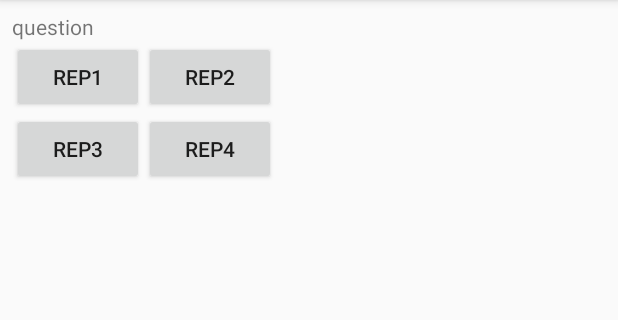
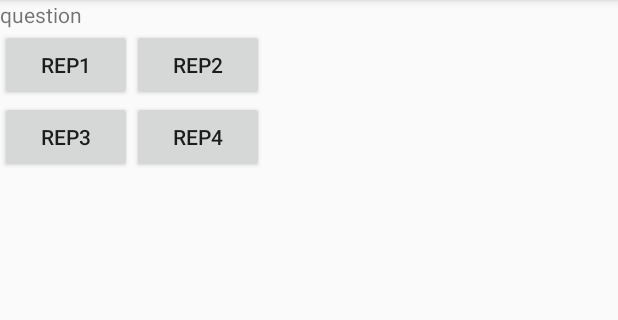
Before and after one commit to DM-Intech/test-android, an Android app: the quiz screen opened directly, with no data from a screen before it, on a phone screen of 412 x 824 dp, the part 84-404 px from its top. Run offline under Robolectric (Android 15) with nearby library versions, the light colour scheme and no system bars.

Commit message:
Update the MainActivity

```diff
--- a/app/src/main/res/layout/activity_main.xml
+++ b/app/src/main/res/layout/activity_main.xml
@@ -15,4 +15,6 @@
         app:layout_constraintRight_toRightOf="parent"
         app:layout_constraintTop_toTopOf="parent" />
 
+
+
 </android.support.constraint.ConstraintLayout>
--- a/app/src/main/res/layout/activity_quiz.xml
+++ b/app/src/main/res/layout/activity_quiz.xml
@@ -5,10 +5,6 @@
     android:layout_width="match_parent"
     android:layout_height="match_parent"
     tools:context=".quiz">
-<RelativeLayout
-    android:layout_width="match_parent"
-    android:layout_height="wrap_content"
-    android:layout_marginHorizontal="8dp">
 
         <TextView
             android:layout_width="wrap_content"
@@ -22,30 +18,29 @@
             android:layout_height="wrap_content"
             android:id="@+id/resp1"
             android:text="@string/rep1"
-            android:layout_below="@id/question"/>
+            app:layout_constraintTop_toBottomOf="@+id/question"/>
 
         <Button
             android:layout_width="wrap_content"
             android:layout_height="wrap_content"
             android:id="@+id/resp2"
             android:text="@string/rep2"
-            android:layout_below="@id/question"
-            android:layout_toRightOf="@id/resp1"/>
+            app:layout_constraintTop_toBottomOf="@id/question"
+            app:layout_constraintLeft_toRightOf="@+id/resp1"/>
 
         <Button
             android:layout_width="wrap_content"
             android:layout_height="wrap_content"
             android:id="@+id/resp3"
             android:text="@string/rep3"
-            android:layout_below="@id/resp1"/>
+            app:layout_constraintTop_toBottomOf="@id/resp1"/>
 
         <Button
             android:layout_width="wrap_content"
             android:layout_height="wrap_content"
             android:id="@+id/resp4"
             android:text="@string/rep4"
-            android:layout_below="@id/resp1"
-            android:layout_toRightOf="@id/resp1"/>
-</RelativeLayout>
+            app:layout_constraintTop_toBottomOf="@id/resp1"
+            app:layout_constraintLeft_toRightOf="@+id/resp1"/>
 
 </android.support.constraint.ConstraintLayout>
```
Also changed, not shown: app/src/main/java/cours_android/intech/cat_quizz/MainActivity.java (+25 -14 lines).
